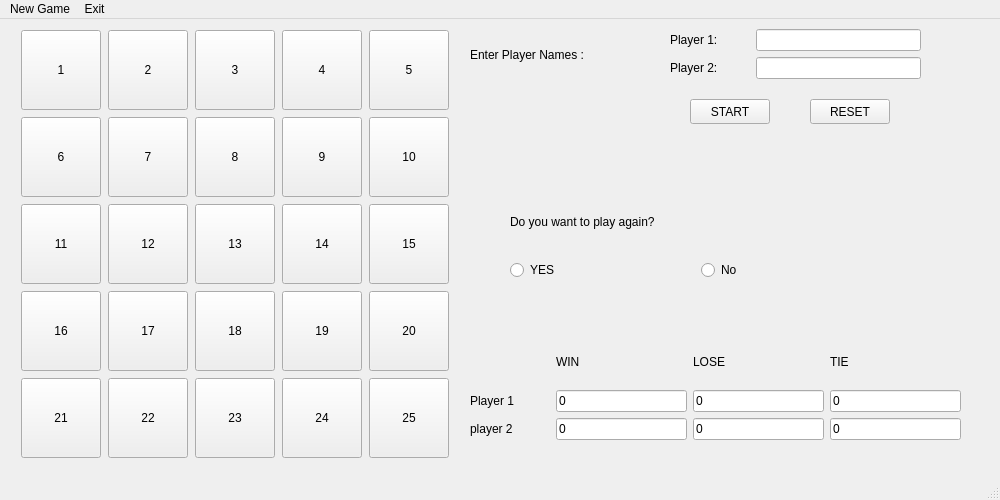
This is mainwindow.ui in soroush2077/tic-tac-to as Qt 5 draws it before an edit. The edited form follows.
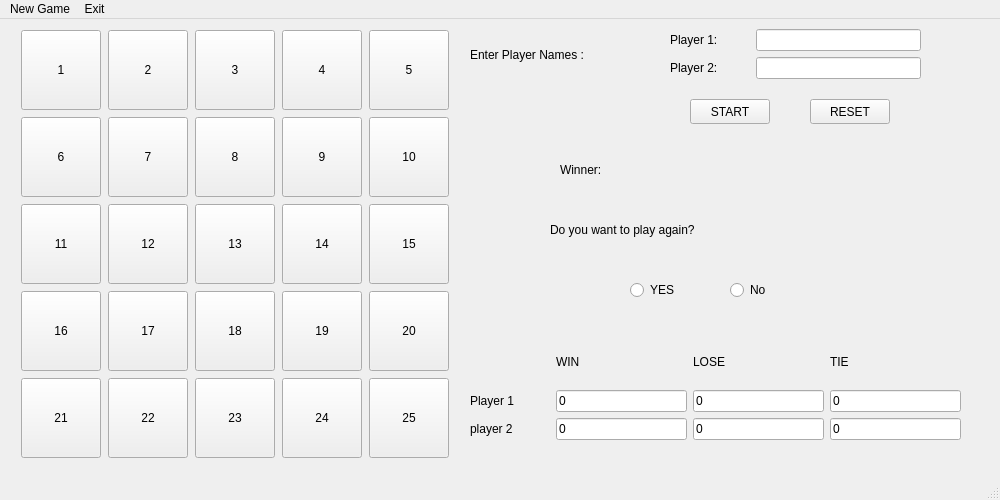
This is the edited form.

Patch:
```diff
--- a/mainwindow.ui
+++ b/mainwindow.ui
@@ -719,38 +719,57 @@
      </item>
     </layout>
    </widget>
-   <widget class="QWidget" name="layoutWidget">
+   <widget class="QRadioButton" name="radioButtonNo">
     <property name="geometry">
      <rect>
-      <x>510</x>
-      <y>170</y>
-      <width>375</width>
-      <height>91</height>
+      <x>730</x>
+      <y>260</y>
+      <width>81</width>
+      <height>22</height>
      </rect>
     </property>
-    <layout class="QGridLayout" name="gridLayout_3">
-     <item row="2" column="0">
-      <widget class="QRadioButton" name="radioButtonYes">
-       <property name="text">
-        <string>YES</string>
-       </property>
-      </widget>
-     </item>
-     <item row="2" column="1">
-      <widget class="QRadioButton" name="radioButtonNo">
-       <property name="text">
-        <string>No</string>
-       </property>
-      </widget>
-     </item>
-     <item row="1" column="0" colspan="2">
-      <widget class="QLabel" name="labelPLayAgain">
-       <property name="text">
-        <string>Do you want to play again?</string>
-       </property>
-      </widget>
-     </item>
-    </layout>
+    <property name="text">
+     <string>No</string>
+    </property>
+   </widget>
+   <widget class="QRadioButton" name="radioButtonYes">
+    <property name="geometry">
+     <rect>
+      <x>630</x>
+      <y>260</y>
+      <width>81</width>
+      <height>22</height>
+     </rect>
+    </property>
+    <property name="text">
+     <string>YES</string>
+    </property>
+   </widget>
+   <widget class="QLabel" name="labelPLayAgain">
+    <property name="geometry">
+     <rect>
+      <x>550</x>
+      <y>180</y>
+      <width>331</width>
+      <height>61</height>
+     </rect>
+    </property>
+    <property name="text">
+     <string>Do you want to play again?</string>
+    </property>
+   </widget>
+   <widget class="QLabel" name="labelWinner">
+    <property name="geometry">
+     <rect>
+      <x>560</x>
+      <y>130</y>
+      <width>311</width>
+      <height>41</height>
+     </rect>
+    </property>
+    <property name="text">
+     <string>Winner:</string>
+    </property>
    </widget>
   </widget>
   <widget class="QStatusBar" name="statusbar"/>
```
